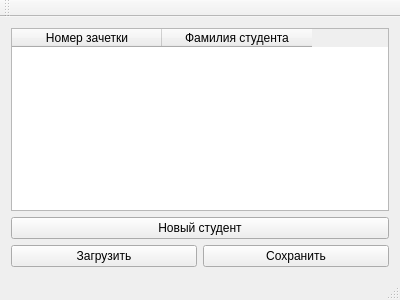
The window that mainwindow.ui (AstyCo/QT_learning_1) describes before a commit, drawn with Qt 5.
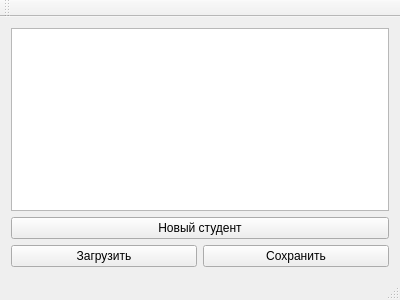
The same window after the commit.

Diff of the .ui file:
```diff
--- a/mainwindow.ui
+++ b/mainwindow.ui
@@ -16,27 +16,7 @@
   <widget class="QWidget" name="centralWidget">
    <layout class="QVBoxLayout" name="verticalLayout">
     <item>
-     <widget class="QTableWidget" name="tableWidget">
-      <property name="rowCount">
-       <number>0</number>
-      </property>
-      <property name="columnCount">
-       <number>2</number>
-      </property>
-      <attribute name="horizontalHeaderDefaultSectionSize">
-       <number>150</number>
-      </attribute>
-      <column>
-       <property name="text">
-        <string>Номер зачетки</string>
-       </property>
-      </column>
-      <column>
-       <property name="text">
-        <string>Фамилия студента</string>
-       </property>
-      </column>
-     </widget>
+     <widget class="QTableView" name="tableView"/>
     </item>
     <item>
      <widget class="QPushButton" name="newStudentButton">
```
